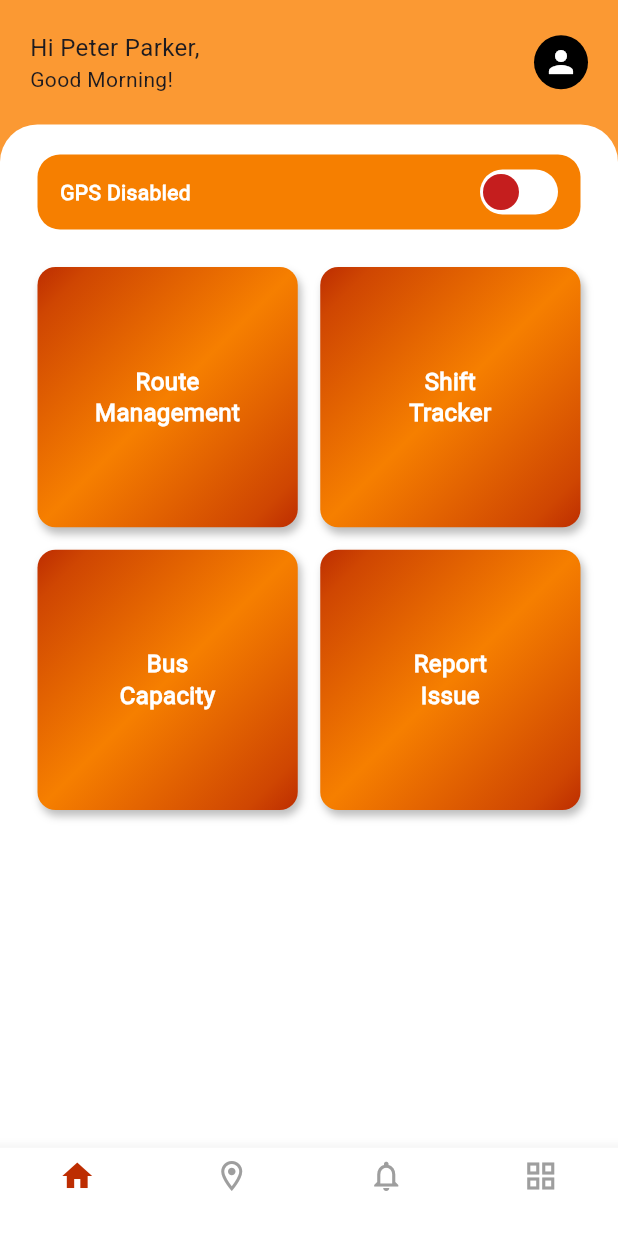
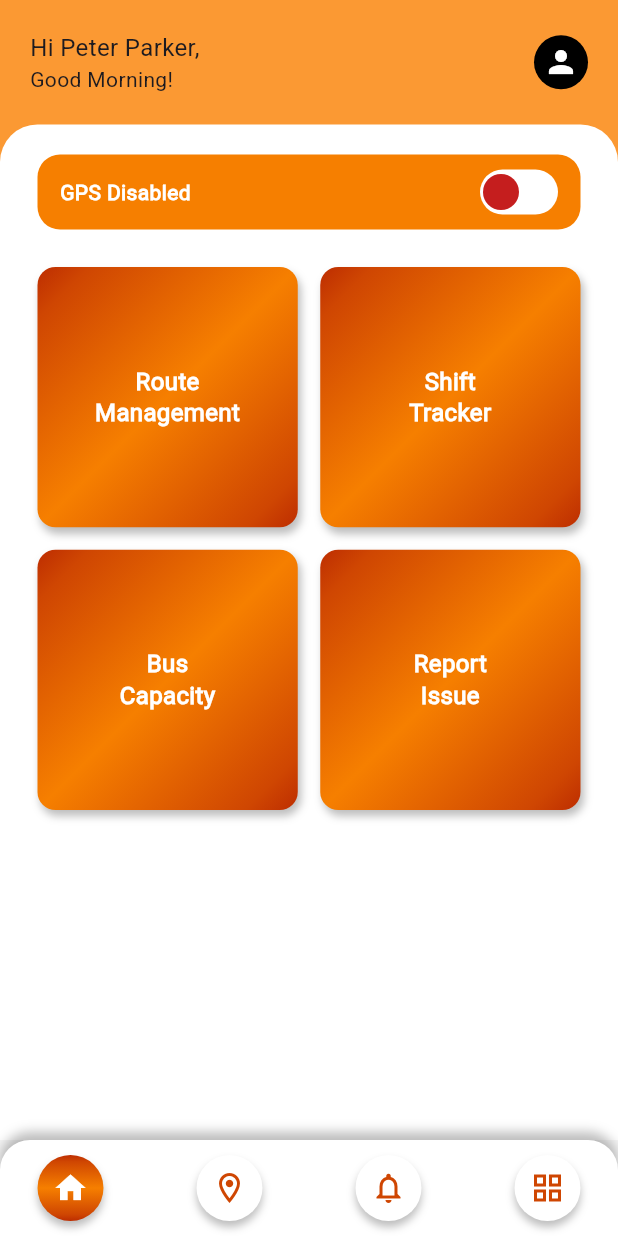
Before and after one commit to arosayru/bus_finder-staff_app, a Flutter app: the DashboardScreen screen opened by its route, on a phone screen of 412 x 824 dp. Run offline on Flutter 3.47's test engine with Material 3 defaults, Android fonts, the phone set to English and light mode, and no system bars.

Commit message:
Update bottom nav bar

```diff
--- a/bus_finder_staff_app/lib/screens/dashboard_screen.dart
+++ b/bus_finder_staff_app/lib/screens/dashboard_screen.dart
@@ -9,6 +9,7 @@ class DashboardScreen extends StatefulWidget {
 
 class _DashboardScreenState extends State<DashboardScreen> {
   bool isGpsEnabled = false;
+  int currentIndex = 0;
 
   String getGreetingMessage() {
     final hour = DateTime.now().hour;
@@ -24,18 +25,14 @@ class _DashboardScreenState extends State<DashboardScreen> {
       body: SafeArea(
         child: Stack(
           children: [
-            // Orange header background
             Container(
               height: 160,
               decoration: const BoxDecoration(
                 color: Color(0xFFFB9933),
               ),
             ),
-
-            // Main white content area
             Column(
               children: [
-                // Header Row
                 Padding(
                   padding: const EdgeInsets.symmetric(horizontal: 20, vertical: 20),
                   child: Row(
@@ -69,8 +66,6 @@ class _DashboardScreenState extends State<DashboardScreen> {
                     ],
                   ),
                 ),
-
-                // White section
                 Expanded(
                   child: Container(
                     width: double.infinity,
@@ -84,7 +79,6 @@ class _DashboardScreenState extends State<DashboardScreen> {
                     ),
                     child: Column(
                       children: [
-                        // GPS Toggle Section
                         Container(
                           margin: const EdgeInsets.symmetric(horizontal: 25),
                           padding: const EdgeInsets.symmetric(horizontal: 15, vertical: 10),
@@ -102,7 +96,6 @@ class _DashboardScreenState extends State<DashboardScreen> {
                                   fontWeight: FontWeight.bold,
                                 ),
                               ),
-                              // Custom-styled switch
                               GestureDetector(
                                 onTap: () {
                                   setState(() {
@@ -136,10 +129,7 @@ class _DashboardScreenState extends State<DashboardScreen> {
                             ],
                           ),
                         ),
-
                         const SizedBox(height: 25),
-
-                        // Grid Section
                         Expanded(
                           child: Padding(
                             padding: const EdgeInsets.symmetric(horizontal: 25),
@@ -148,18 +138,10 @@ class _DashboardScreenState extends State<DashboardScreen> {
                               crossAxisSpacing: 15,
                               mainAxisSpacing: 15,
                               children: [
-                                _buildFeatureCard("Route\nManagement", () {
-                                  // TODO: Navigate to Route Management
-                                }),
-                                _buildFeatureCard("Shift\nTracker", () {
-                                  // TODO: Navigate to Shift Tracker
-                                }),
-                                _buildFeatureCard("Bus\nCapacity", () {
-                                  // TODO: Navigate to Bus Capacity
-                                }),
-                                _buildFeatureCard("Report\nIssue", () {
-                                  // TODO: Navigate to Report Issue
-                                }),
+                                _buildFeatureCard("Route\nManagement", () {}),
+                                _buildFeatureCard("Shift\nTracker", () {}),
+                                _buildFeatureCard("Bus\nCapacity", () {}),
+                                _buildFeatureCard("Report\nIssue", () {}),
                               ],
                             ),
                           ),
@@ -173,35 +155,83 @@ class _DashboardScreenState extends State<DashboardScreen> {
           ],
         ),
       ),
+      bottomNavigationBar: Container(
+        decoration: const BoxDecoration(
+          color: Colors.white,
+          borderRadius: BorderRadius.only(
+            topLeft: Radius.circular(20),
+            topRight: Radius.circular(20),
+          ),
+          boxShadow: [
+            BoxShadow(
+              color: Colors.black26,
+              offset: Offset(0, -5),
+              blurRadius: 6,
+            ),
+          ],
+        ),
+        padding: const EdgeInsets.symmetric(horizontal: 25, vertical: 10),
+        child: Row(
+          mainAxisAlignment: MainAxisAlignment.spaceBetween,
+          children: List.generate(4, (index) {
+            IconData icon;
+            switch (index) {
+              case 0:
+                icon = Icons.home;
+                break;
+              case 1:
+                icon = Icons.location_on_outlined;
+                break;
+              case 2:
+                icon = Icons.notifications_none;
+                break;
+              case 3:
+                icon = Icons.grid_view;
+                break;
+              default:
+                icon = Icons.help_outline;
+            }
 
-      // Bottom Navigation Bar
-      bottomNavigationBar: BottomNavigationBar(
-        backgroundColor: Colors.white,
-        selectedItemColor: const Color(0xFFBD2D01),
-        unselectedItemColor: Colors.grey,
-        type: BottomNavigationBarType.fixed,
-        currentIndex: 0,
-        onTap: (index) {
-          // TODO: Implement page switching
-        },
-        items: const [
-          BottomNavigationBarItem(
-            icon: Icon(Icons.home),
-            label: "",
-          ),
-          BottomNavigationBarItem(
-            icon: Icon(Icons.location_on_outlined),
-            label: "",
-          ),
-          BottomNavigationBarItem(
-            icon: Icon(Icons.notifications_none),
-            label: "",
-          ),
-          BottomNavigationBarItem(
-            icon: Icon(Icons.grid_view),
-            label: "",
-          ),
-        ],
+            final isSelected = index == currentIndex;
+            return GestureDetector(
+              onTap: () {
+                setState(() => currentIndex = index);
+              },
+              child: Container(
+                padding: const EdgeInsets.all(10),
+                decoration: BoxDecoration(
+                  shape: BoxShape.circle,
+                  gradient: isSelected
+                      ? const LinearGradient(
+                          begin: Alignment.topLeft,
+                          end: Alignment.bottomLeft,
+                          stops: [0.0, 0.1, 0.5, 0.9, 1.0],
+                          colors: [
+                            Color(0xFFBD2D01),
+                            Color(0xFFCF4602),
+                            Color(0xFFF67F00),
+                            Color(0xFFCF4602),
+                            Color(0xFFBD2D01),
+                          ],
+                        )
+                      : null,
+                  color: isSelected ? null : Colors.white,
+                  boxShadow: const [
+                    BoxShadow(
+                      color: Colors.black26,
+                      blurRadius: 4,
+                      offset: Offset(0, 4),
+                    ),
+                  ],
+                ),
+                child: Icon(
+                  icon,
+                  color: isSelected ? Colors.white : const Color(0xFFCF4602),
+                ),
+              ),
+            );
+          }),
+        ),
       ),
     );
   }
```
